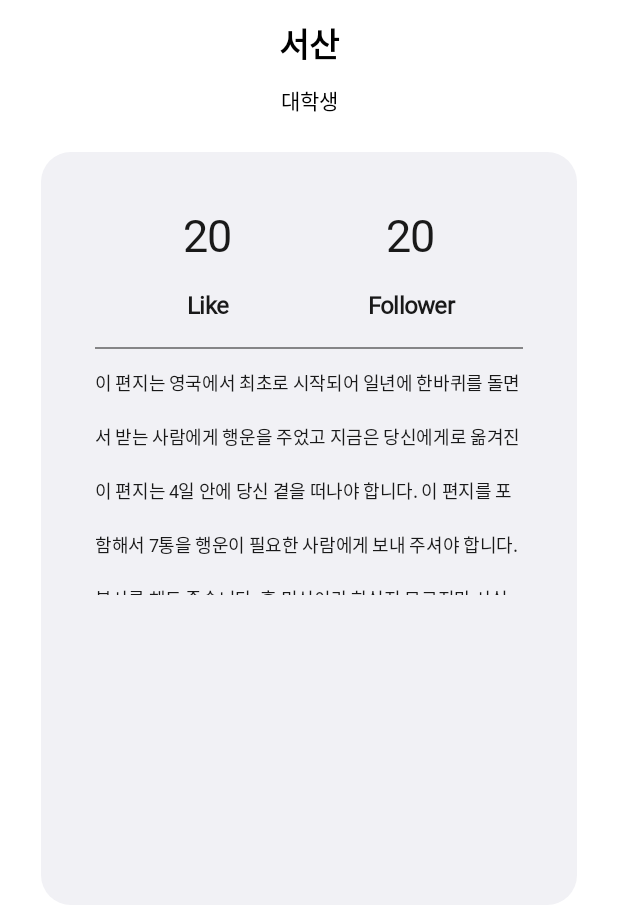
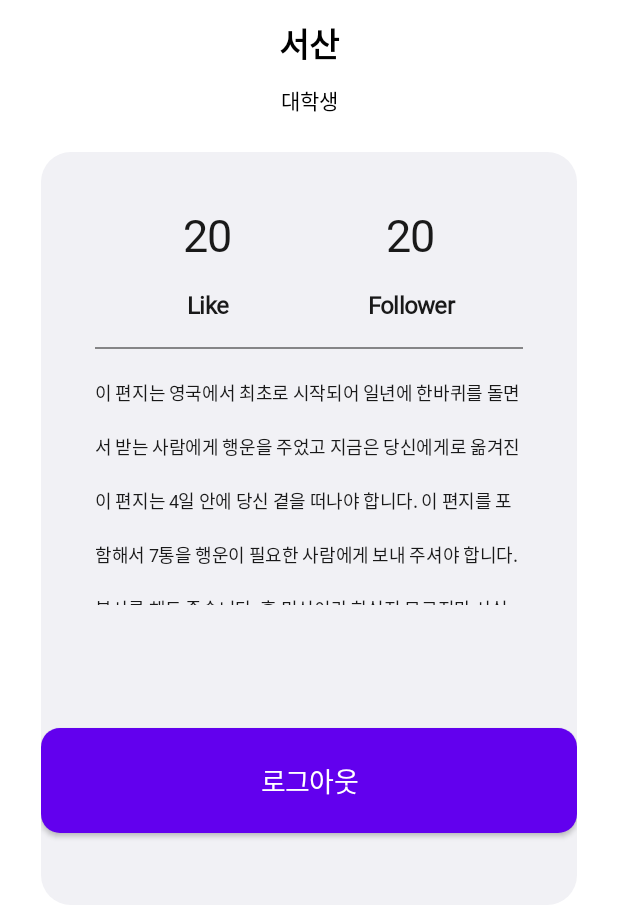
Before and after one commit to BeryWell/BeryWell, an Android app: the screen it shows after launch (MyPageActivity), on a phone screen of 412 x 824 dp, the part 331-1236 px from its top. Run offline under Robolectric (Android 15) with nearby library versions, the phone set to English and light mode, and no system bars; our stand-ins replace CircleImageView.

Commit message:
myPage UI 수정 완료

```diff
--- /dev/null
+++ b/BeryWell/app/src/main/res/drawable-v24/mypage_background_btn_drawable.xml
@@ -0,0 +1,6 @@
+<?xml version="1.0" encoding="utf-8"?>
+<shape xmlns:android="http://schemas.android.com/apk/res/android"
+    android:shape="rectangle" >
+    <solid android:color="#6524ff"/>
+    <corners android:radius="12.5dp"/>
+</shape>
--- a/BeryWell/app/src/main/res/layout/activity_my_page.xml
+++ b/BeryWell/app/src/main/res/layout/activity_my_page.xml
@@ -199,7 +199,7 @@
                 app:layout_constraintStart_toStartOf="parent"
                 app:layout_constraintEnd_toEndOf="parent"
                 android:textSize="12sp"
-                android:layout_marginTop="13dp"
+                android:layout_marginTop="20dp"
                 android:fontFamily="@font/gmlight"
                 android:text="@string/mypage_trash_tx"
                 android:textColor="#191919"
@@ -208,6 +208,27 @@
                 android:scrollbars="vertical"
                 app:layout_constraintTop_toBottomOf="@+id/mypage_border_v"/>
 
+            <Button
+                android:id="@+id/mypage_fin_btn"
+                android:layout_width="match_parent"
+                android:layout_height="0dp"
+                app:layout_constraintHeight_percent="0.14"
+                android:background="@drawable/mypage_background_btn_drawable"
+                android:text="@string/mypage_logout_tx"
+                android:fontFamily="@font/gmbold"
+                android:autoSizeStepGranularity="1sp"
+                android:autoSizeTextType="uniform"
+                android:autoSizeMinTextSize="1sp"
+                android:autoSizeMaxTextSize="18sp"
+                android:textColor="#ffffff"
+                android:letterSpacing="-0.03"
+                android:lineSpacingExtra="12sp"
+                android:layout_marginBottom="48dp"
+                android:gravity="center_horizontal|center_vertical"
+                app:layout_constraintBottom_toBottomOf="parent"
+                app:layout_constraintStart_toStartOf="parent"
+                app:layout_constraintEnd_toEndOf="parent"/>
+
 
         </androidx.constraintlayout.widget.ConstraintLayout>
     </androidx.constraintlayout.widget.ConstraintLayout>
--- a/BeryWell/app/src/main/res/values/strings.xml
+++ b/BeryWell/app/src/main/res/values/strings.xml
@@ -1,4 +1,5 @@
 <resources>
     <string name="app_name">BeryWell</string>
     <string name="mypage_trash_tx">이 편지는 영국에서 최초로 시작되어 일년에 한바퀴를 돌면서 받는 사람에게 행운을 주었고 지금은 당신에게로 옮겨진 이 편지는 4일 안에 당신 곁을 떠나야 합니다. 이 편지를 포함해서 7통을 행운이 필요한 사람에게 보내 주셔야 합니다. 복사를 해도 좋습니다. 혹 미신이라 하실지 모르지만 사실입니다. 영국에서 HGXWCH이라는 사람은 1930년에 이 편지를 받았습니다. 그는 비서에게 복사해서 보내라고 했습니다. 며칠 뒤에 복권이 당첨되어 20억을 받았습니다. 어떤 이는 이 편지를 받았으나 96시간 이내 자신의 손에서 떠나야 한다는 사실을 잊었습니다. 그는 곧 사직되었습니다. 나중에야 이 사실을 알고 7통의 편지를 보냈는데 다시 좋은 직장을 얻었습니다. 미국의 케네디 대통령은 이 편지를 받았지만 그냥 버렸습니다. 결국 9일 후 그는 암살당했습니다. 기억해 주세요. 이 편지를 보내면 7년의 행운이 있을 것이고 그렇지 않으면 3년의 불행이 있을 것입니다. 그리고 이 편지를 버리거나 낙서를 해서는 절대로 안됩니다. 7통입니다. 이 편지를 받은 사람은 행운이 깃들것입니다. 힘들겠지만 좋은게 좋다고 생각하세요. 7년의 행운을 빌면서…</string>
+    <string name="mypage_logout_tx">로그아웃</string>
 </resources>
```
